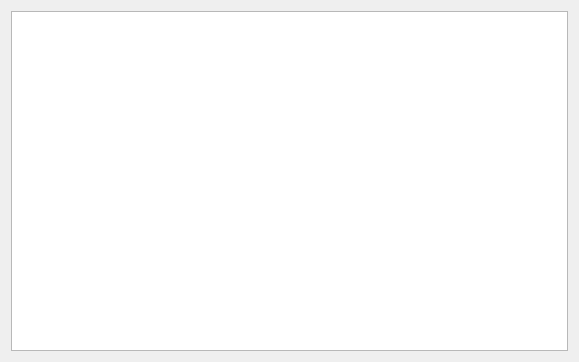
Old version of the form stacktracewindow.ui in the repository mshroyer/towerofhanoi.
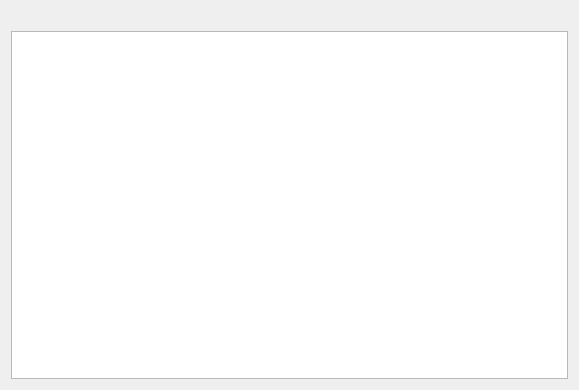
New version of the form.

Commit message: Link to algorithm implementation from stack trace window

The edit to the form file:
```diff
--- a/stacktracewindow.ui
+++ b/stacktracewindow.ui
@@ -7,13 +7,20 @@
     <x>0</x>
     <y>0</y>
     <width>579</width>
-    <height>362</height>
+    <height>390</height>
    </rect>
   </property>
   <property name="windowTitle">
    <string>Stack Trace</string>
   </property>
   <layout class="QVBoxLayout" name="verticalLayout_2">
+   <item>
+    <widget class="QLabel" name="label">
+     <property name="text">
+      <string/>
+     </property>
+    </widget>
+   </item>
    <item>
     <widget class="QTextEdit" name="textEdit">
      <property name="lineWrapMode">
```
The commit also changes 2 other files.
